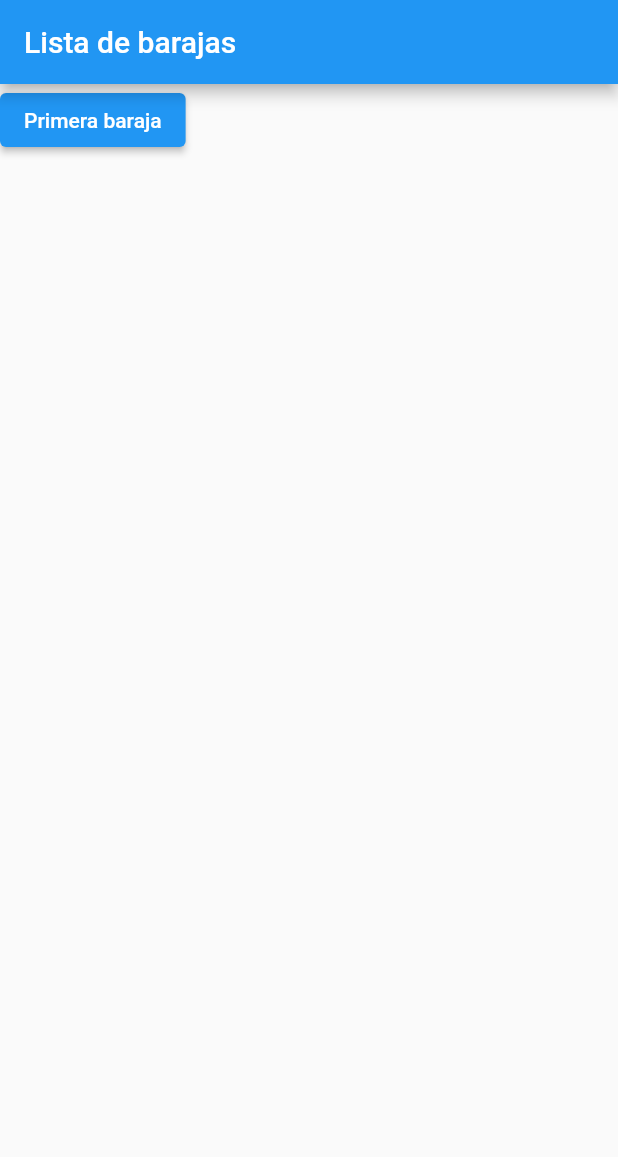
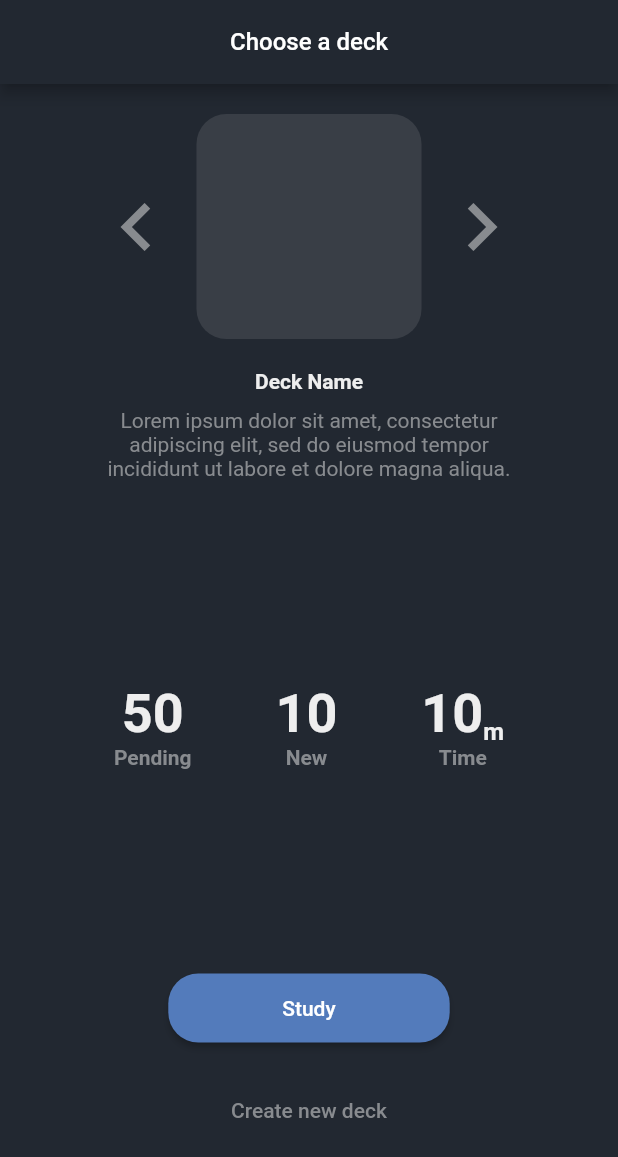
Before and after one commit to ignacio-cuadra/deck-deck, a Flutter app: the screen it shows after launch, on a phone screen of 412 x 824 dp. Shown: the top 1157 px of the screen. Run offline on Flutter 3.47's test engine with Material 2 defaults, Android fonts, the light colour scheme and no system bars; Roboto replaces fonts that are missing (SFRegular).

Commit message:
feat: :sparkles: choose a deck view

```diff
--- /dev/null
+++ b/lib/deck_selector.dart
@@ -0,0 +1,151 @@
+import 'package:deck_deck_app/theme/app_theme.dart';
+import 'package:flutter/cupertino.dart';
+import 'package:flutter/material.dart';
+
+class DeckSelector extends StatefulWidget {
+  const DeckSelector({super.key});
+  @override
+  State<DeckSelector> createState() => _DeckSelector();
+}
+
+class _DeckSelector extends State<DeckSelector> {
+  _Deck deck = _Deck(
+      name: "Deck Name",
+      description:
+          "Lorem ipsum dolor sit amet, consectetur adipiscing elit, sed do eiusmod tempor incididunt ut labore et dolore magna aliqua.",
+      pendingCards: 50,
+      newCards: 10,
+      time: 10);
+
+  @override
+  Widget build(BuildContext context) {
+    return Scaffold(
+        appBar: AppBar(
+          centerTitle: true,
+          title: const Text(
+            "Choose a deck",
+            style: TextStyle(fontSize: 16),
+          ),
+        ),
+        body: Padding(
+            padding: const EdgeInsets.all(20),
+            child: Column(
+              children: [
+                Row(children: [
+                  const Spacer(),
+                  TextButton(
+                      onPressed: () {},
+                      child: Icon(Icons.navigate_before, size: 64.0)),
+                  Container(
+                    width: 150,
+                    height: 150,
+                    decoration: BoxDecoration(
+                        color: AppTheme.colors.secondaryBackground,
+                        borderRadius: BorderRadius.circular(20)),
+                  ),
+                  TextButton(
+                      onPressed: () {},
+                      child: Icon(Icons.navigate_next, size: 64.0)),
+                  const Spacer()
+                ]),
+                const SizedBox(
+                  height: 20,
+                ),
+                Text(
+                  deck.name,
+                  style: const TextStyle(fontWeight: FontWeight.w600),
+                ),
+                const SizedBox(
+                  height: 10,
+                ),
+                Padding(
+                  padding: const EdgeInsets.only(left: 40, right: 40),
+                  child: Text(deck.description,
+                      textAlign: TextAlign.center,
+                      style: TextStyle(color: AppTheme.colors.secondaryText)),
+                ),
+                const Spacer(),
+                Row(
+                  children: [
+                    const Spacer(),
+                    _Indicator(
+                        label: "Pending", value: deck.pendingCards.toString()),
+                    const Spacer(),
+                    _Indicator(label: "New", value: deck.newCards.toString()),
+                    const Spacer(),
+                    _Indicator(
+                      label: "Time",
+                      value: deck.time.toString(),
+                      unit: "m",
+                    ),
+                    const Spacer(),
+                  ],
+                ),
+                const Spacer(),
+                ElevatedButton(
+                  onPressed: () {},
+                  child: const Padding(
+                      padding: EdgeInsets.only(
+                          top: 15, bottom: 15, left: 60, right: 60),
+                      child: Text("Study")),
+                ),
+                const SizedBox(
+                  height: 20,
+                ),
+                TextButton(
+                    onPressed: () {}, child: const Text("Create new deck")),
+                const SizedBox(
+                  height: 40,
+                )
+              ],
+            )));
+  }
+}
+
+@immutable
+class _Indicator extends StatelessWidget {
+  final String label;
+  final String value;
+  final String? unit;
+  const _Indicator({required this.label, required this.value, this.unit});
+  @override
+  Widget build(BuildContext context) {
+    List<Text> valueLabel = [
+      Text(value,
+          style: const TextStyle(fontSize: 36, fontWeight: FontWeight.bold))
+    ];
+    if (unit != null) {
+      valueLabel.add(Text(unit!,
+          style: const TextStyle(fontSize: 16, fontWeight: FontWeight.bold)));
+    }
+    return Column(
+      children: [
+        Row(
+          crossAxisAlignment: CrossAxisAlignment.end,
+          children: valueLabel,
+        ),
+        Text(
+          label,
+          style: TextStyle(
+              color: AppTheme.colors.secondaryText,
+              fontSize: 14,
+              fontWeight: FontWeight.w600),
+        )
+      ],
+    );
+  }
+}
+
+class _Deck {
+  String name;
+  String description;
+  int pendingCards;
+  int newCards;
+  int time;
+  _Deck(
+      {required this.name,
+      this.description = "",
+      this.pendingCards = 0,
+      this.newCards = 0,
+      this.time = 0});
+}
--- a/lib/main.dart
+++ b/lib/main.dart
@@ -1,4 +1,6 @@
+import 'package:deck_deck_app/deck_selector.dart';
 import 'package:deck_deck_app/decks_list.dart';
+import 'package:deck_deck_app/theme/app_theme.dart';
 import 'package:flutter/material.dart';
 
 void main() {
@@ -11,10 +13,8 @@ class DeckDeckApp extends StatelessWidget {
   Widget build(BuildContext context) {
     return MaterialApp(
       title: 'DeckDeck',
-      theme: ThemeData(
-        primarySwatch: Colors.blue,
-      ),
-      home: const DecksList(),
+      theme: AppTheme.define(),
+      home: const DeckSelector(),
     );
   }
 }
--- /dev/null
+++ b/lib/theme/app_theme.dart
@@ -0,0 +1,24 @@
+import 'package:deck_deck_app/theme/colors.dart';
+import 'package:flutter/material.dart';
+
+class AppTheme {
+  static const colors = AppColors();
+  static ThemeData define() {
+    return ThemeData(
+      primarySwatch: colors.materialBackground,
+      elevatedButtonTheme: ElevatedButtonThemeData(
+          style: ElevatedButton.styleFrom(
+              backgroundColor: colors.primary,
+              shape: RoundedRectangleBorder(
+                  borderRadius: BorderRadius.circular(20)))),
+      textButtonTheme: TextButtonThemeData(
+          style: TextButton.styleFrom(foregroundColor: colors.secondaryText)),
+      scaffoldBackgroundColor: colors.background,
+      fontFamily: "SFRegular",
+      primaryColor: colors.primary,
+      focusColor: colors.background,
+      textTheme:
+          TextTheme(bodyMedium: TextStyle(color: colors.text, fontSize: 14)),
+    );
+  }
+}
--- /dev/null
+++ b/lib/theme/colors.dart
@@ -0,0 +1,26 @@
+import 'package:flutter/animation.dart';
+import 'package:flutter/material.dart';
+
+class AppColors {
+  final background = const Color(0xff222831);
+  final secondaryBackground = const Color(0xff393e46);
+  final text = const Color(0xffeeeeee);
+  final secondaryText = const Color(0xff888b8f);
+  final primary = const Color(0xff537BBB);
+
+  final MaterialColor materialBackground =
+      const MaterialColor(0xff222831, <int, Color>{
+    50: Color(0xff111419), // 10%
+    100: Color(0xff14181d), // 10%
+    200: Color(0xff181c22), // 10%
+    300: Color(0xff1b2027), // 10%
+    400: Color(0xff1f242c), // 10%
+    500: Color(0xff222831), // 10%
+    600: Color(0xff383e46), // 10%
+    700: Color(0xff4e535a), // 10%
+    800: Color(0xff64696f), // 10%
+    900: Color(0xff7a7e83), // 10%
+  });
+
+  const AppColors();
+}
```
